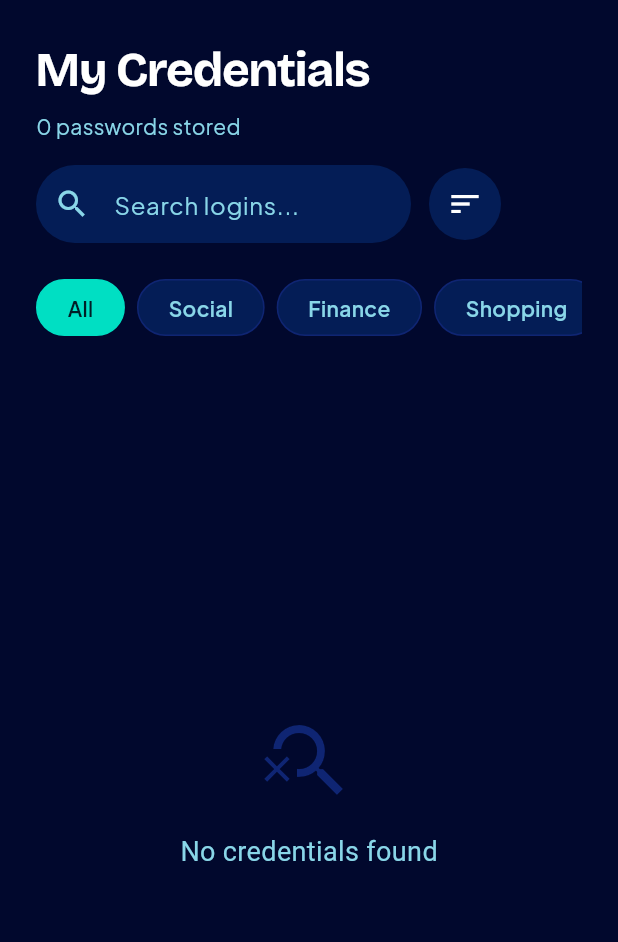
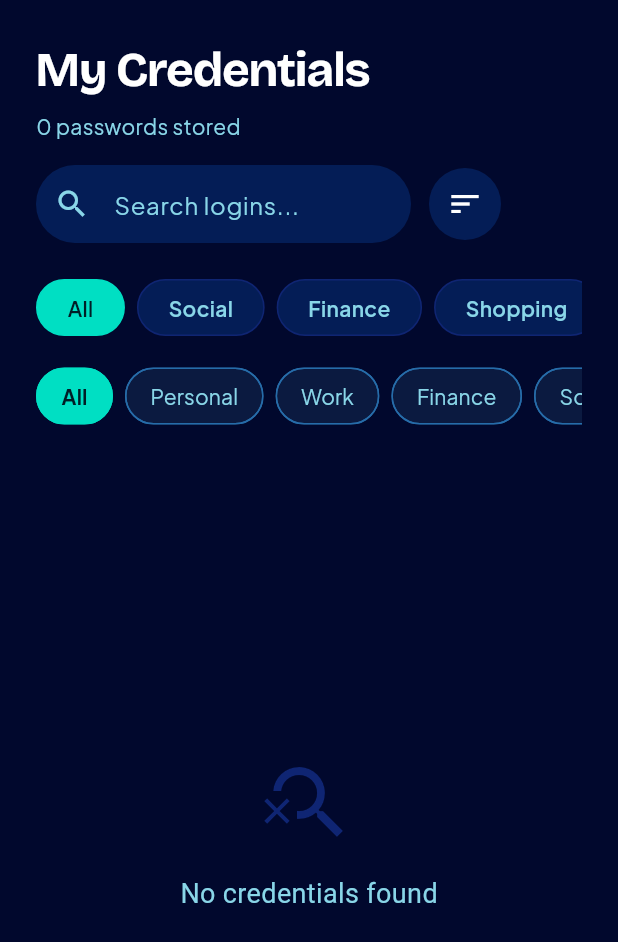
Before and after one commit to Anonymous-ABC-XYZ/password-manager-flutter, a Flutter app: the PasswordsPage screen opened directly, on a phone screen of 412 x 824 dp. Shown: the top 942 px of the screen. Run offline on Flutter 3.47's test engine with Material 3 defaults, Android fonts, the phone set to English and light mode, and no system bars; our stand-ins replace dio, flutter_secure_storage, google_fonts, sqflite, sqflite_common_ffi; missing offline and left inert: animated_button, dart:ffi, fuzzywuzzy, googleapis, oauth2, sqlite3; accounts and stored records are empty.

Commit message:
feat(ui): Add category filter bar to PasswordsPage

```diff
--- /dev/null
+++ b/lib/category_filter_bar.dart
@@ -0,0 +1,55 @@
+import 'package:flutter/material.dart';
+import 'bento_constants.dart';
+
+class CategoryFilterBar extends StatelessWidget {
+  final String? selectedCategory;
+  final Function(String?) onSelected;
+
+  const CategoryFilterBar({
+    super.key,
+    required this.selectedCategory,
+    required this.onSelected,
+  });
+
+  @override
+  Widget build(BuildContext context) {
+    final categories = ['All', 'Personal', 'Work', 'Finance', 'Social', 'Entertainment', 'Other'];
+
+    return SingleChildScrollView(
+      scrollDirection: Axis.horizontal,
+      child: Row(
+        children: categories.map((category) {
+          final isSelected = (category == 'All' && selectedCategory == null) || category == selectedCategory;
+          return Padding(
+            padding: const EdgeInsets.only(right: 8.0),
+            child: ChoiceChip(
+              label: Text(category),
+              selected: isSelected,
+              onSelected: (selected) {
+                if (category == 'All') {
+                  onSelected(null);
+                } else {
+                  onSelected(selected ? category : null);
+                }
+              },
+              selectedColor: BentoColors.primary,
+              backgroundColor: BentoColors.inputBg,
+              labelStyle: BentoStyles.body.copyWith(
+                color: isSelected ? BentoColors.onPrimary : BentoColors.textMuted,
+                fontWeight: isSelected ? FontWeight.bold : FontWeight.normal,
+              ),
+              shape: RoundedRectangleBorder(
+                borderRadius: BorderRadius.circular(20), // Slightly more rounded for filter style
+                side: BorderSide(
+                  color: isSelected ? BentoColors.primary : BentoColors.inputBorder,
+                  width: 1,
+                ),
+              ),
+              showCheckmark: false,
+            ),
+          );
+        }).toList(),
+      ),
+    );
+  }
+}
--- a/lib/passwords_page.dart
+++ b/lib/passwords_page.dart
@@ -4,6 +4,7 @@ import 'bento_constants.dart';
 import 'credential_card.dart';
 import 'credentials_header.dart';
 import 'category_selector.dart';
+import 'category_filter_bar.dart';
 
 class PasswordsPage extends StatefulWidget {
   const PasswordsPage({super.key});
@@ -17,6 +18,7 @@ class _PasswordsPageState extends State<PasswordsPage> {
   List<Map<String, Object?>> _allCredentials = [];
   List<Map<String, Object?>> _filteredCredentials = [];
   bool _isLoading = true;
+  String? _selectedFilterCategory;
 
   @override
   void initState() {
@@ -39,16 +41,19 @@ class _PasswordsPageState extends State<PasswordsPage> {
   void _filterCredentials() {
     final query = _searchController.text.toLowerCase();
     setState(() {
-      if (query.isEmpty) {
-        _filteredCredentials = List.from(_allCredentials);
-      } else {
-        _filteredCredentials = _allCredentials.where((cred) {
-          final website = cred['Website'].toString().toLowerCase();
-          final username = cred['Username'].toString().toLowerCase();
-          final email = cred['Email'].toString().toLowerCase();
-          return website.contains(query) || username.contains(query) || email.contains(query);
-        }).toList();
-      }
+      _filteredCredentials = _allCredentials.where((cred) {
+        // Text Search
+        final website = cred['Website'].toString().toLowerCase();
+        final username = cred['Username'].toString().toLowerCase();
+        final email = cred['Email'].toString().toLowerCase();
+        final matchesQuery = query.isEmpty || website.contains(query) || username.contains(query) || email.contains(query);
+
+        // Category Filter
+        final category = cred['category']?.toString();
+        final matchesCategory = _selectedFilterCategory == null || category == _selectedFilterCategory;
+
+        return matchesQuery && matchesCategory;
+      }).toList();
     });
   }
 
@@ -185,7 +190,17 @@ class _PasswordsPageState extends State<PasswordsPage> {
                     searchController: _searchController,
                     onSearchChanged: _filterCredentials,
                   ),
-                  const SizedBox(height: 32),
+                  const SizedBox(height: 16),
+                  CategoryFilterBar(
+                    selectedCategory: _selectedFilterCategory,
+                    onSelected: (category) {
+                      setState(() {
+                        _selectedFilterCategory = category;
+                        _filterCredentials();
+                      });
+                    },
+                  ),
+                  const SizedBox(height: 24),
                   Expanded(
                     child: _filteredCredentials.isEmpty
                         ? Center(
```
Also changed, not shown: 1 other file.
